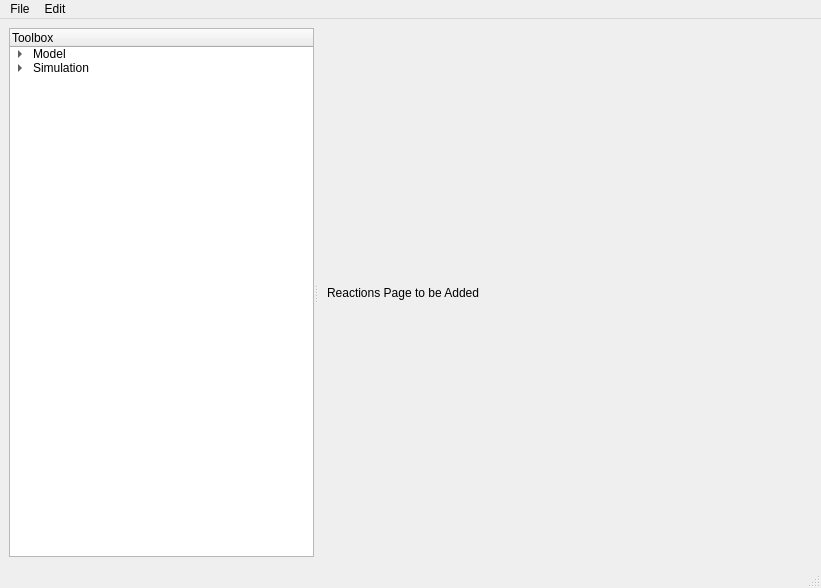
Before: the Qt Designer form design.ui in mridullpandey/SBML-Analysis-Toolbox, drawn with Qt 5.
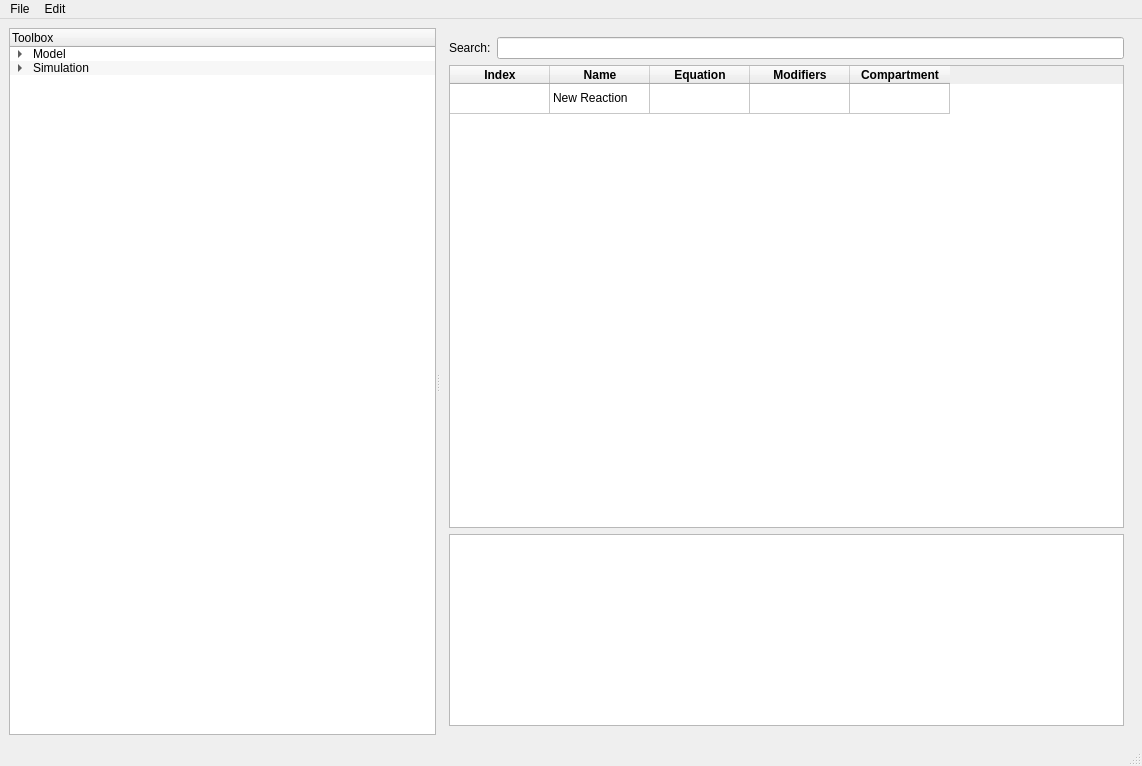
After: the same form once the commit is applied. The open tabs and pages were chosen to show the change.

The edit to the form file:
```diff
--- a/design.ui
+++ b/design.ui
@@ -6,8 +6,8 @@
    <rect>
     <x>0</x>
     <y>0</y>
-    <width>821</width>
-    <height>588</height>
+    <width>1142</width>
+    <height>766</height>
    </rect>
   </property>
   <property name="windowTitle">
@@ -27,6 +27,21 @@
        <enum>Qt::Horizontal</enum>
       </property>
       <widget class="QTreeWidget" name="treeWidget">
+       <property name="autoFillBackground">
+        <bool>false</bool>
+       </property>
+       <property name="editTriggers">
+        <set>QAbstractItemView::NoEditTriggers</set>
+       </property>
+       <property name="alternatingRowColors">
+        <bool>true</bool>
+       </property>
+       <property name="animated">
+        <bool>true</bool>
+       </property>
+       <property name="headerHidden">
+        <bool>false</bool>
+       </property>
        <column>
         <property name="text">
          <string>Toolbox</string>
@@ -653,9 +668,98 @@
        <widget class="QWidget" name="pageReactions">
         <layout class="QGridLayout" name="gridLayout_12">
          <item row="0" column="0">
-          <widget class="QLabel" name="label_10">
-           <property name="text">
-            <string>Reactions Page to be Added</string>
+          <layout class="QHBoxLayout" name="horizontalLayout_6">
+           <item>
+            <widget class="QLabel" name="label_10">
+             <property name="text">
+              <string>Search:</string>
+             </property>
+            </widget>
+           </item>
+           <item>
+            <widget class="QLineEdit" name="lineSearchReactions"/>
+           </item>
+          </layout>
+         </item>
+         <item row="1" column="0">
+          <widget class="QTableWidget" name="tableReactions">
+           <attribute name="verticalHeaderVisible">
+            <bool>false</bool>
+           </attribute>
+           <row>
+            <property name="text">
+             <string>New Row</string>
+            </property>
+           </row>
+           <column>
+            <property name="text">
+             <string>Index</string>
+            </property>
+            <property name="font">
+             <font>
+              <weight>75</weight>
+              <bold>true</bold>
+             </font>
+            </property>
+           </column>
+           <column>
+            <property name="text">
+             <string>Name</string>
+            </property>
+            <property name="font">
+             <font>
+              <weight>75</weight>
+              <bold>true</bold>
+             </font>
+            </property>
+           </column>
+           <column>
+            <property name="text">
+             <string>Equation</string>
+            </property>
+            <property name="font">
+             <font>
+              <weight>75</weight>
+              <bold>true</bold>
+             </font>
+            </property>
+           </column>
+           <column>
+            <property name="text">
+             <string>Modifiers</string>
+            </property>
+            <property name="font">
+             <font>
+              <weight>75</weight>
+              <bold>true</bold>
+             </font>
+            </property>
+           </column>
+           <column>
+            <property name="text">
+             <string>Compartment</string>
+            </property>
+            <property name="font">
+             <font>
+              <weight>75</weight>
+              <bold>true</bold>
+             </font>
+            </property>
+           </column>
+           <item row="0" column="1">
+            <property name="text">
+             <string>New Reaction</string>
+            </property>
+           </item>
+          </widget>
+         </item>
+         <item row="2" column="0">
+          <widget class="QPlainTextEdit" name="plainTextEdit_2">
+           <property name="sizePolicy">
+            <sizepolicy hsizetype="Expanding" vsizetype="Maximum">
+             <horstretch>0</horstretch>
+             <verstretch>0</verstretch>
+            </sizepolicy>
            </property>
           </widget>
          </item>
@@ -875,8 +979,8 @@
     <rect>
      <x>0</x>
      <y>0</y>
-     <width>821</width>
-     <height>24</height>
+     <width>1142</width>
+     <height>19</height>
     </rect>
    </property>
    <widget class="QMenu" name="menuFile">
```
Left out of the diff: 72 changed lines with no effect on the pictures.
